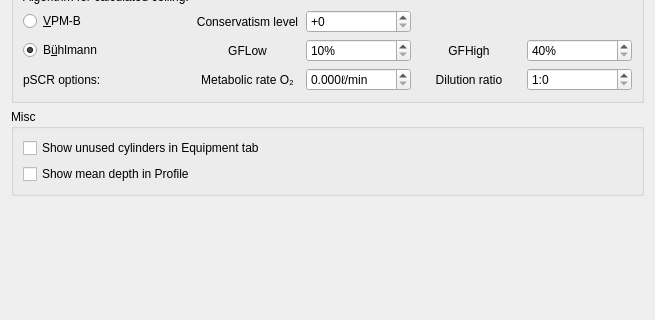
Qt form desktop-widgets/preferences/preferences_graph.ui (subsurface/subsurface) before a commit; both pictures show x 0 to 655 and y 314 to 634 of the 655 by 634 pixel window.
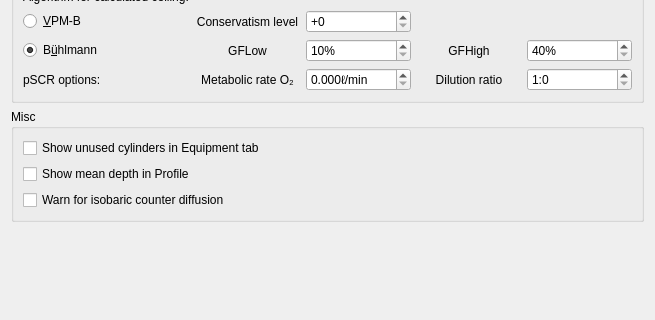
The same form after that commit.

Commit message: Add a preference to turn on ICD warnings

What changed in the file:
```diff
--- a/desktop-widgets/preferences/preferences_graph.ui
+++ b/desktop-widgets/preferences/preferences_graph.ui
@@ -354,6 +354,13 @@
         </property>
        </widget>
       </item>
+      <item row="2" column="0">
+       <widget class="QCheckBox" name="show_icd">
+        <property name="text">
+         <string>Warn for isobaric counter diffusion</string>
+        </property>
+       </widget>
+      </item>
      </layout>
     </widget>
    </item>
```
The commit also changes 6 other files.
